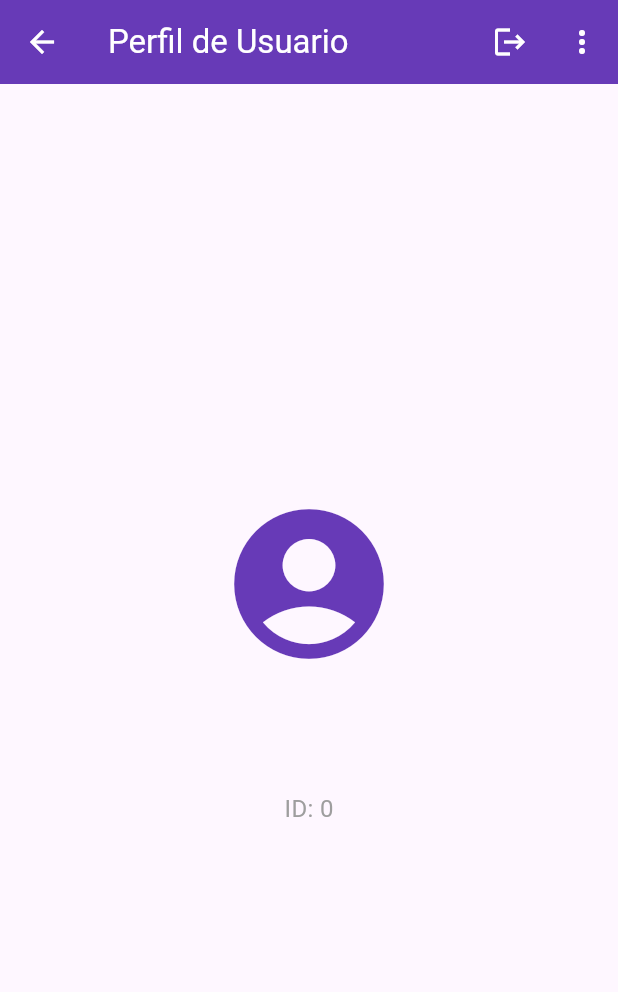
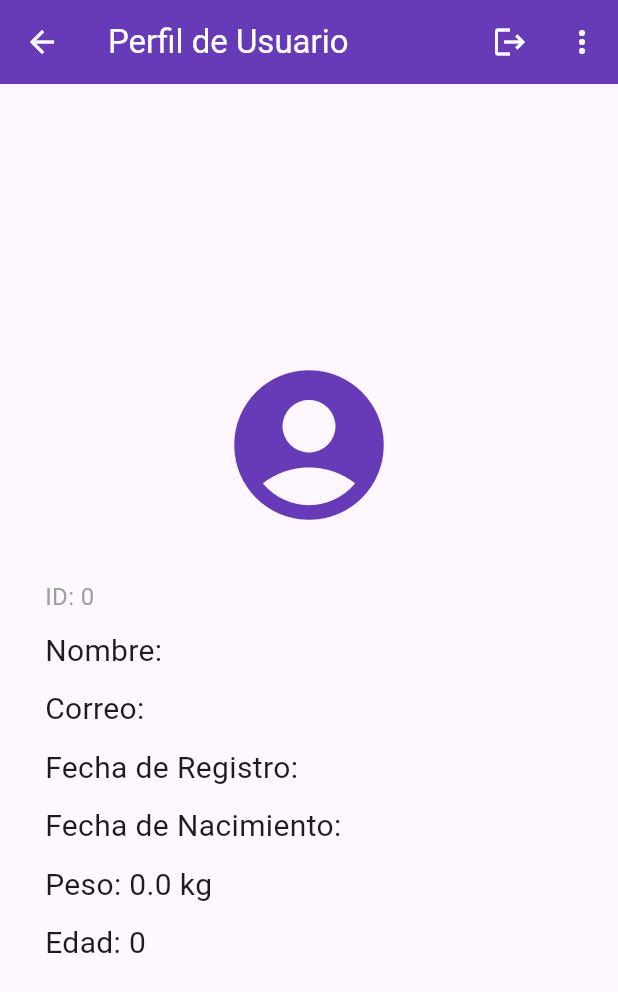
Before and after one commit to DanteFarfan/myapp, a Flutter app: the UsuarioScreen screen opened directly with empty values, on a phone screen of 412 x 824 dp. Shown: the top 992 px of the screen. Run offline on Flutter 3.47's test engine with Material 3 defaults, Android fonts, the phone set to English and light mode, and no system bars; our stand-ins replace sqflite, table_calendar; accounts and stored records are empty.

Commit message:
eliminar y editar cuenta

```diff
--- a/lib/database/db_helper.dart
+++ b/lib/database/db_helper.dart
@@ -14,7 +14,7 @@ class DBHelper {
 
     return openDatabase(
       path,
-      version: 4,
+      version: 5, // Incremento de versión para migración
       onCreate: (db, version) async {
         await db.execute('''
           CREATE TABLE $tabla (
@@ -36,7 +36,12 @@ class DBHelper {
             id INTEGER PRIMARY KEY AUTOINCREMENT,
             username TEXT UNIQUE,
             password TEXT,
-            activo INTEGER DEFAULT 0
+            activo INTEGER DEFAULT 0,
+            correo TEXT DEFAULT '',
+            fecha_registro TEXT DEFAULT '',
+            fecha_nacimiento TEXT DEFAULT '',
+            peso REAL DEFAULT 0,
+            edad INTEGER DEFAULT 0
           )
         ''');
       },
@@ -49,18 +54,30 @@ class DBHelper {
           await db.execute('ALTER TABLE $tabla ADD COLUMN tiempo TEXT');
           await db.execute('ALTER TABLE $tabla ADD COLUMN distancia REAL');
         }
-        if (oldVersion < 3) {
-          await db.execute('''
-            CREATE TABLE IF NOT EXISTS $tablaUsuarios (
-              id INTEGER PRIMARY KEY AUTOINCREMENT,
-              username TEXT UNIQUE,
-              password TEXT,
-              activo INTEGER DEFAULT 0
-            )
-          ''');
+        if (oldVersion < 4) {
+          await db.execute(
+            'ALTER TABLE $tablaUsuarios ADD COLUMN activo INTEGER DEFAULT 0',
+          );
         }
-        if (oldVersion < 4) {
-          await db.execute('ALTER TABLE $tablaUsuarios ADD COLUMN activo INTEGER DEFAULT 0');
+        if (oldVersion < 5) {
+          await db.execute(
+            'ALTER TABLE $tablaUsuarios ADD COLUMN username TEXT DEFAULT \'\'',
+          );
+          await db.execute(
+            'ALTER TABLE $tablaUsuarios ADD COLUMN correo TEXT DEFAULT \'\'',
+          );
+          await db.execute(
+            'ALTER TABLE $tablaUsuarios ADD COLUMN fecha_registro TEXT DEFAULT \'\'',
+          );
+          await db.execute(
+            'ALTER TABLE $tablaUsuarios ADD COLUMN fecha_nacimiento TEXT DEFAULT \'\'',
+          );
+          await db.execute(
+            'ALTER TABLE $tablaUsuarios ADD COLUMN peso REAL DEFAULT 0',
+          );
+          await db.execute(
+            'ALTER TABLE $tablaUsuarios ADD COLUMN edad INTEGER DEFAULT 0',
+          );
         }
       },
     );
@@ -71,18 +88,20 @@ class DBHelper {
     return _db!;
   }
 
-  // ────────────────────────────────
-  // MÉTODOS DE USUARIO
-  // ────────────────────────────────
+  // ─────────── MÉTODOS DE USUARIO ───────────
 
   static Future<bool> registerUser(String username, String password) async {
     final db = await getDB();
-
     try {
       await db.insert(tablaUsuarios, {
         'username': username,
         'password': password,
         'activo': 0,
+        'correo': '',
+        'fecha_registro': '',
+        'fecha_nacimiento': '',
+        'peso': 0,
+        'edad': 0,
       });
       return true;
     } catch (e) {
@@ -102,10 +121,7 @@ class DBHelper {
     if (result.isNotEmpty) {
       final userId = result.first['id'];
 
-      // Desactivar todos los usuarios
       await db.update(tablaUsuarios, {'activo': 0});
-
-      // Activar el usuario actual
       await db.update(
         tablaUsuarios,
         {'activo': 1},
@@ -126,11 +142,7 @@ class DBHelper {
 
   static Future<Usuario?> getUsuarioActivo() async {
     final db = await getDB();
-    final result = await db.query(
-      tablaUsuarios,
-      where: 'activo = 1',
-      limit: 1,
-    );
+    final result = await db.query(tablaUsuarios, where: 'activo = 1', limit: 1);
     if (result.isNotEmpty) {
       return Usuario.fromMap(result.first);
     }
@@ -147,9 +159,32 @@ class DBHelper {
     return result.isNotEmpty;
   }
 
-  // ────────────────────────────────
-  // MÉTODOS DE ENTRENAMIENTO
-  // ────────────────────────────────
+  static Future<int> actualizarUsuario(Usuario usuario) async {
+    final db = await getDB();
+    return await db.update(
+      tablaUsuarios,
+      usuario.toMap(),
+      where: 'id = ?',
+      whereArgs: [usuario.id],
+    );
+  }
+
+  static Future<void> eliminarUsuario(int id) async {
+    final db = await getDB();
+    await db.delete(tablaUsuarios, where: 'id = ?', whereArgs: [id]);
+  }
+
+  static Future<bool> registrarUsuarioExtendido(Usuario usuario) async {
+    final db = await getDB();
+    try {
+      await db.insert(tablaUsuarios, usuario.toMap());
+      return true;
+    } catch (_) {
+      return false;
+    }
+  }
+
+  // ─────────── MÉTODOS DE ENTRENAMIENTO ───────────
 
   static Future<int> insert(DatosEntrenamiento datos) async {
     final db = await getDB();
@@ -157,7 +192,8 @@ class DBHelper {
   }
 
   static Future<List<DatosEntrenamiento>> getEntrenamientosDelDia(
-      DateTime dia) async {
+    DateTime dia,
+  ) async {
     final db = await getDB();
     final hoyStr =
         '${dia.year}-${dia.month.toString().padLeft(2, '0')}-${dia.day.toString().padLeft(2, '0')}';
--- a/lib/model/usuario.dart
+++ b/lib/model/usuario.dart
@@ -1,20 +1,51 @@
 class Usuario {
   final int id;
-  final String username;
+  String nombre;
+  String password;
+  String correo;
+  String
+  fechaRegistro; // Guarda fecha en formato String, por ejemplo "2025-06-05"
+  String fechaNacimiento; // Igual, en formato String
+  double peso;
+  int edad;
 
-  Usuario({required this.id, required this.username});
+  Usuario({
+    required this.id,
+    required this.nombre,
+    required this.password,
+    required this.correo,
+    required this.fechaRegistro,
+    required this.fechaNacimiento,
+    required this.peso,
+    required this.edad,
+  });
 
   Map<String, dynamic> toMap() {
     return {
       'id': id,
-      'username': username,
+      'nombre': nombre,
+      'password': password,
+      'correo': correo,
+      'fecha_registro': fechaRegistro,
+      'fecha_nacimiento': fechaNacimiento,
+      'peso': peso,
+      'edad': edad,
     };
   }
 
   factory Usuario.fromMap(Map<String, dynamic> map) {
     return Usuario(
       id: map['id'],
-      username: map['username'],
+      nombre: map['nombre'] ?? '',
+      password: map['password'] ?? '',
+      correo: map['correo'] ?? '',
+      fechaRegistro: map['fecha_registro'] ?? '',
+      fechaNacimiento: map['fecha_nacimiento'] ?? '',
+      peso:
+          (map['peso'] is int)
+              ? (map['peso'] as int).toDouble()
+              : (map['peso'] ?? 0.0),
+      edad: map['edad'] ?? 0,
     );
   }
 }
--- a/lib/view/home_screen.dart
+++ b/lib/view/home_screen.dart
@@ -232,7 +232,7 @@ class _HomeScreenState extends State<HomeScreen> {
               ),
             const SizedBox(height: 10),
             Text(
-              'Entrenamientos del ${fechaFormateada}',
+              'Entrenamientos del $fechaFormateada',
               style: const TextStyle(fontSize: 18, fontWeight: FontWeight.bold),
             ),
             const SizedBox(height: 10),
--- a/lib/view/usuario_screen.dart
+++ b/lib/view/usuario_screen.dart
@@ -12,41 +12,94 @@ class UsuarioScreen extends StatelessWidget {
     Navigator.pushNamedAndRemoveUntil(context, '/login', (route) => false);
   }
 
-  void _editarUsuario(BuildContext context) async {
-    final controller = TextEditingController(text: usuario.username);
+  Future<void> _editarUsuario(BuildContext context) async {
+    final nombreController = TextEditingController(text: usuario.nombre);
+    final passwordController = TextEditingController(text: usuario.password);
+    final correoController = TextEditingController(text: usuario.correo);
+    final fechaNacController = TextEditingController(
+      text: usuario.fechaNacimiento,
+    );
+    final pesoController = TextEditingController(text: usuario.peso.toString());
+    final edadController = TextEditingController(text: usuario.edad.toString());
 
-    final nuevoUsername = await showDialog<String>(
+    final result = await showDialog<bool>(
       context: context,
       builder:
           (context) => AlertDialog(
-            title: const Text('Editar nombre de usuario'),
-            content: TextField(
-              controller: controller,
-              decoration: const InputDecoration(labelText: 'Nuevo nombre'),
+            title: const Text('Editar perfil'),
+            content: SingleChildScrollView(
+              child: Column(
+                children: [
+                  TextField(
+                    controller: nombreController,
+                    decoration: const InputDecoration(labelText: 'Nombre'),
+                  ),
+                  TextField(
+                    controller: passwordController,
+                    decoration: const InputDecoration(labelText: 'Contraseña'),
+                    obscureText: true,
+                  ),
+                  TextField(
+                    controller: correoController,
+                    decoration: const InputDecoration(labelText: 'Correo'),
+                  ),
+                  TextField(
+                    controller: fechaNacController,
+                    decoration: const InputDecoration(
+                      labelText: 'Fecha de Nacimiento (YYYY-MM-DD)',
+                    ),
+                  ),
+                  TextField(
+                    controller: pesoController,
+                    decoration: const InputDecoration(labelText: 'Peso (kg)'),
+                    keyboardType: TextInputType.number,
+                  ),
+                  TextField(
+                    controller: edadController,
+                    decoration: const InputDecoration(labelText: 'Edad'),
+                    keyboardType: TextInputType.number,
+                  ),
+                ],
+              ),
             ),
             actions: [
               TextButton(
+                onPressed: () => Navigator.pop(context, false),
                 child: const Text('Cancelar'),
-                onPressed: () => Navigator.pop(context),
               ),
               ElevatedButton(
+                onPressed: () => Navigator.pop(context, true),
                 child: const Text('Guardar'),
-                onPressed: () => Navigator.pop(context, controller.text),
               ),
             ],
           ),
     );
 
-    if (nuevoUsername != null &&
-        nuevoUsername != usuario.username &&
-        nuevoUsername.trim().isNotEmpty) {
+    if (result == true) {
+      final nuevoNombre = nombreController.text.trim();
+      final nuevaPassword = passwordController.text.trim();
+      final nuevoCorreo = correoController.text.trim();
+      final nuevaFechaNac = fechaNacController.text.trim();
+      final nuevoPeso =
+          double.tryParse(pesoController.text.trim()) ?? usuario.peso;
+      final nuevaEdad =
+          int.tryParse(edadController.text.trim()) ?? usuario.edad;
+
       final db = await DBHelper.getDB();
       await db.update(
         DBHelper.tablaUsuarios,
-        {'username': nuevoUsername},
+        {
+          'nombre': nuevoNombre,
+          'password': nuevaPassword,
+          'correo': nuevoCorreo,
+          'fecha_nacimiento': nuevaFechaNac,
+          'peso': nuevoPeso,
+          'edad': nuevaEdad,
+        },
         where: 'id = ?',
         whereArgs: [usuario.id],
       );
+
       await DBHelper.logoutUser();
       Navigator.pushNamedAndRemoveUntil(context, '/login', (route) => false);
     }
@@ -132,28 +185,52 @@ class UsuarioScreen extends StatelessWidget {
         ],
       ),
       body: Center(
-        child: Padding(
+        child: SingleChildScrollView(
           padding: const EdgeInsets.all(30.0),
           child: Column(
-            mainAxisAlignment: MainAxisAlignment.center,
+            crossAxisAlignment: CrossAxisAlignment.start,
             children: [
-              const Icon(
-                Icons.account_circle,
-                size: 120,
-                color: Colors.deepPurple,
+              const Center(
+                child: Icon(
+                  Icons.account_circle,
+                  size: 120,
+                  color: Colors.deepPurple,
+                ),
               ),
               const SizedBox(height: 30),
               Text(
-                usuario.username,
-                style: const TextStyle(
-                  fontSize: 26,
-                  fontWeight: FontWeight.bold,
-                ),
+                'ID: ${usuario.id}',
+                style: const TextStyle(fontSize: 16, color: Colors.grey),
               ),
               const SizedBox(height: 10),
               Text(
-                'ID: ${usuario.id}',
-                style: const TextStyle(fontSize: 16, color: Colors.grey),
+                'Nombre: ${usuario.nombre}',
+                style: const TextStyle(fontSize: 20),
+              ),
+              const SizedBox(height: 10),
+              Text(
+                'Correo: ${usuario.correo}',
+                style: const TextStyle(fontSize: 20),
+              ),
+              const SizedBox(height: 10),
+              Text(
+                'Fecha de Registro: ${usuario.fechaRegistro}',
+                style: const TextStyle(fontSize: 20),
+              ),
+              const SizedBox(height: 10),
+              Text(
+                'Fecha de Nacimiento: ${usuario.fechaNacimiento}',
+                style: const TextStyle(fontSize: 20),
+              ),
+              const SizedBox(height: 10),
+              Text(
+                'Peso: ${usuario.peso} kg',
+                style: const TextStyle(fontSize: 20),
+              ),
+              const SizedBox(height: 10),
+              Text(
+                'Edad: ${usuario.edad}',
+                style: const TextStyle(fontSize: 20),
               ),
             ],
           ),
```
Also changed, not shown: 4 other files.
